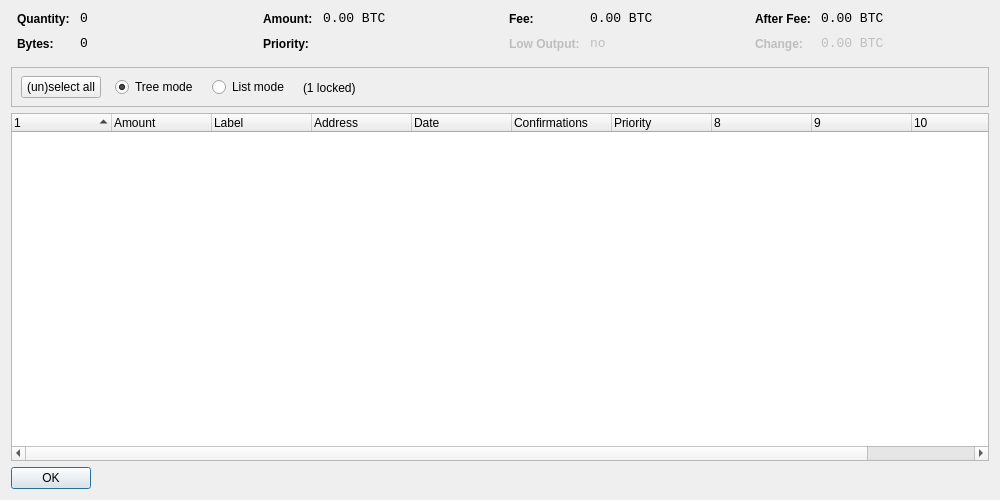
The-Cypherfunks/The-Cypherfunks, file src/qt/forms/coincontroldialog.ui: the form before one commit.
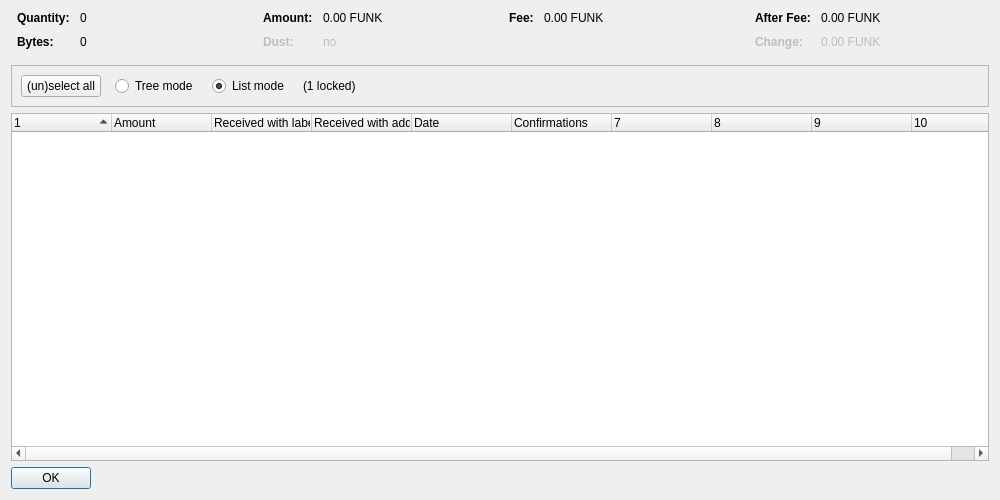
The form after the commit. Custom widgets are drawn as their Qt base class.

The edit to the form file:
```diff
--- a/src/qt/forms/coincontroldialog.ui
+++ b/src/qt/forms/coincontroldialog.ui
@@ -38,8 +38,11 @@
        </property>
        <item row="0" column="0">
         <widget class="QLabel" name="labelCoinControlQuantityText">
-         <property name="styleSheet">
-          <string notr="true">font-weight:bold;</string>
+         <property name="font">
+          <font>
+           <weight>75</weight>
+           <bold>true</bold>
+          </font>
          </property>
          <property name="text">
           <string>Quantity:</string>
@@ -48,12 +51,6 @@
        </item>
        <item row="0" column="1">
         <widget class="QLabel" name="labelCoinControlQuantity">
-         <property name="font">
-          <font>
-           <family>Monospace</family>
-           <pointsize>10</pointsize>
-          </font>
-         </property>
          <property name="cursor">
           <cursorShape>IBeamCursor</cursorShape>
          </property>
@@ -70,8 +67,11 @@
        </item>
        <item row="1" column="0">
         <widget class="QLabel" name="labelCoinControlBytesText">
-         <property name="styleSheet">
-          <string notr="true">font-weight:bold;</string>
+         <property name="font">
+          <font>
+           <weight>75</weight>
+           <bold>true</bold>
+          </font>
          </property>
          <property name="text">
           <string>Bytes:</string>
@@ -80,12 +80,6 @@
        </item>
        <item row="1" column="1">
         <widget class="QLabel" name="labelCoinControlBytes">
-         <property name="font">
-          <font>
-           <family>Monospace</family>
-           <pointsize>10</pointsize>
-          </font>
-         </property>
          <property name="cursor">
           <cursorShape>IBeamCursor</cursorShape>
          </property>
@@ -118,8 +112,11 @@
        </property>
        <item row="0" column="0">
         <widget class="QLabel" name="labelCoinControlAmountText">
-         <property name="styleSheet">
-          <string notr="true">font-weight:bold;</string>
+         <property name="font">
+          <font>
+           <weight>75</weight>
+           <bold>true</bold>
+          </font>
          </property>
          <property name="text">
           <string>Amount:</string>
@@ -128,12 +125,6 @@
        </item>
        <item row="0" column="1">
         <widget class="QLabel" name="labelCoinControlAmount">
-         <property name="font">
-          <font>
-           <family>Monospace</family>
-           <pointsize>10</pointsize>
-          </font>
-         </property>
          <property name="cursor">
           <cursorShape>IBeamCursor</cursorShape>
          </property>
@@ -141,7 +132,7 @@
           <enum>Qt::ActionsContextMenu</enum>
          </property>
          <property name="text">
-          <string notr="true">0.00 BTC</string>
+          <string notr="true">0.00 FUNK</string>
          </property>
          <property name="textInteractionFlags">
           <set>Qt::LinksAccessibleByMouse|Qt::TextSelectableByKeyboard|Qt::TextSelectableByMouse</set>
@@ -149,22 +140,25 @@
         </widget>
        </item>
        <item row="1" column="0">
-        <widget class="QLabel" name="labelCoinControlPriorityText">
-         <property name="styleSheet">
-          <string notr="true">font-weight:bold;</string>
+        <widget class="QLabel" name="labelCoinControlLowOutputText">
+         <property name="enabled">
+          <bool>false</bool>
+         </property>
+         <property name="font">
+          <font>
+           <weight>75</weight>
+           <bold>true</bold>
+          </font>
          </property>
          <property name="text">
-          <string>Priority:</string>
+          <string>Dust:</string>
          </property>
         </widget>
        </item>
        <item row="1" column="1">
-        <widget class="QLabel" name="labelCoinControlPriority">
-         <property name="font">
-          <font>
-           <family>Monospace</family>
-           <pointsize>10</pointsize>
-          </font>
+        <widget class="QLabel" name="labelCoinControlLowOutput">
+         <property name="enabled">
+          <bool>false</bool>
          </property>
          <property name="cursor">
           <cursorShape>IBeamCursor</cursorShape>
@@ -173,7 +167,7 @@
           <enum>Qt::ActionsContextMenu</enum>
          </property>
          <property name="text">
-          <string/>
+          <string notr="true">no</string>
          </property>
          <property name="textInteractionFlags">
           <set>Qt::LinksAccessibleByMouse|Qt::TextSelectableByKeyboard|Qt::TextSelectableByMouse</set>
@@ -198,8 +192,11 @@
        </property>
        <item row="0" column="0">
         <widget class="QLabel" name="labelCoinControlFeeText">
-         <property name="styleSheet">
-          <string notr="true">font-weight:bold;</string>
+         <property name="font">
+          <font>
+           <weight>75</weight>
+           <bold>true</bold>
+          </font>
          </property>
          <property name="text">
           <string>Fee:</string>
@@ -208,12 +205,6 @@
        </item>
        <item row="0" column="1">
         <widget class="QLabel" name="labelCoinControlFee">
-         <property name="font">
-          <font>
-           <family>Monospace</family>
-           <pointsize>10</pointsize>
-          </font>
-         </property>
          <property name="cursor">
           <cursorShape>IBeamCursor</cursorShape>
          </property>
@@ -221,45 +212,7 @@
           <enum>Qt::ActionsContextMenu</enum>
          </property>
          <property name="text">
-          <string notr="true">0.00 BTC</string>
-         </property>
-         <property name="textInteractionFlags">
-          <set>Qt::LinksAccessibleByMouse|Qt::TextSelectableByKeyboard|Qt::TextSelectableByMouse</set>
-         </property>
-        </widget>
-       </item>
-       <item row="1" column="0">
-        <widget class="QLabel" name="labelCoinControlLowOutputText">
-         <property name="enabled">
-          <bool>false</bool>
-         </property>
-         <property name="styleSheet">
-          <string notr="true">font-weight:bold;</string>
-         </property>
-         <property name="text">
-          <string>Low Output:</string>
-         </property>
-        </widget>
-       </item>
-       <item row="1" column="1">
-        <widget class="QLabel" name="labelCoinControlLowOutput">
-         <property name="enabled">
-          <bool>false</bool>
-         </property>
-         <property name="font">
-          <font>
-           <family>Monospace</family>
-           <pointsize>10</pointsize>
-          </font>
-         </property>
-         <property name="cursor">
-          <cursorShape>IBeamCursor</cursorShape>
-         </property>
-         <property name="contextMenuPolicy">
-          <enum>Qt::ActionsContextMenu</enum>
-         </property>
-         <property name="text">
-          <string>no</string>
+          <string notr="true">0.00 FUNK</string>
          </property>
          <property name="textInteractionFlags">
           <set>Qt::LinksAccessibleByMouse|Qt::TextSelectableByKeyboard|Qt::TextSelectableByMouse</set>
@@ -284,8 +237,11 @@
        </property>
        <item row="0" column="0">
         <widget class="QLabel" name="labelCoinControlAfterFeeText">
-         <property name="styleSheet">
-          <string notr="true">font-weight:bold;</string>
+         <property name="font">
+          <font>
+           <weight>75</weight>
+           <bold>true</bold>
+          </font>
          </property>
          <property name="text">
           <string>After Fee:</string>
@@ -294,12 +250,6 @@
        </item>
        <item row="0" column="1">
         <widget class="QLabel" name="labelCoinControlAfterFee">
-         <property name="font">
-          <font>
-           <family>Monospace</family>
-           <pointsize>10</pointsize>
-          </font>
-         </property>
          <property name="cursor">
           <cursorShape>IBeamCursor</cursorShape>
          </property>
@@ -307,7 +257,7 @@
           <enum>Qt::ActionsContextMenu</enum>
          </property>
          <property name="text">
-          <string notr="true">0.00 BTC</string>
+          <string notr="true">0.00 FUNK</string>
          </property>
          <property name="textInteractionFlags">
           <set>Qt::LinksAccessibleByMouse|Qt::TextSelectableByKeyboard|Qt::TextSelectableByMouse</set>
@@ -319,8 +269,11 @@
          <property name="enabled">
           <bool>false</bool>
          </property>
-         <property name="styleSheet">
-          <string notr="true">font-weight:bold;</string>
+         <property name="font">
+          <font>
+           <weight>75</weight>
+           <bold>true</bold>
+          </font>
          </property>
          <property name="text">
           <string>Change:</string>
@@ -332,12 +285,6 @@
          <property name="enabled">
           <bool>false</bool>
          </property>
-         <property name="font">
-          <font>
-           <family>Monospace</family>
-           <pointsize>10</pointsize>
-          </font>
-         </property>
          <property name="cursor">
           <cursorShape>IBeamCursor</cursorShape>
          </property>
@@ -345,7 +292,7 @@
           <enum>Qt::ActionsContextMenu</enum>
          </property>
          <property name="text">
-          <string notr="true">0.00 BTC</string>
+          <string notr="true">0.00 FUNK</string>
          </property>
          <property name="textInteractionFlags">
           <set>Qt::LinksAccessibleByMouse|Qt::TextSelectableByKeyboard|Qt::TextSelectableByMouse</set>
@@ -370,15 +317,8 @@
      <property name="frameShadow">
       <enum>QFrame::Sunken</enum>
      </property>
-     <widget class="QWidget" name="horizontalLayoutWidget">
-      <property name="geometry">
-       <rect>
-        <x>10</x>
-        <y>0</y>
-        <width>781</width>
-        <height>41</height>
-       </rect>
-      </property>
+     <layout class="QHBoxLayout" name="horizontalLayout">
+      <item>
       <layout class="QHBoxLayout" name="horizontalLayoutPanel" stretch="0,0,0,0,0">
        <property name="spacing">
         <number>14</number>
@@ -394,6 +334,9 @@
          <property name="text">
           <string>(un)select all</string>
          </property>
+          <property name="autoDefault">
+           <bool>false</bool>
+          </property>
         </widget>
        </item>
        <item>
@@ -407,9 +350,6 @@
          <property name="text">
           <string>Tree mode</string>
          </property>
-         <property name="checked">
-          <bool>true</bool>
-         </property>
         </widget>
        </item>
        <item>
@@ -423,6 +363,9 @@
          <property name="text">
           <string>List mode</string>
          </property>
+          <property name="checked">
+           <bool>true</bool>
+          </property>
         </widget>
        </item>
        <item>
@@ -446,7 +389,8 @@
         </spacer>
        </item>
       </layout>
-     </widget>
+      </item>
+     </layout>
     </widget>
    </item>
    <item>
@@ -458,7 +402,7 @@
       <bool>false</bool>
      </property>
      <property name="columnCount">
-      <number>11</number>
+      <number>10</number>
      </property>
      <attribute name="headerShowSortIndicator" stdset="0">
       <bool>true</bool>
@@ -478,12 +422,12 @@
      </column>
      <column>
       <property name="text">
-       <string notr="true">Label</string>
+       <string>Received with label</string>
       </property>
      </column>
      <column>
       <property name="text">
-       <string>Address</string>
+       <string>Received with address</string>
       </property>
      </column>
      <column>
@@ -499,11 +443,6 @@
        <string>Confirmed</string>
       </property>
      </column>
-     <column>
-      <property name="text">
-       <string>Priority</string>
-      </property>
-     </column>
      <column>
       <property name="text">
        <string/>
```
Left out of the diff: 4 changed lines with no effect on the pictures. Lines whose indentation alone changed are shown as unchanged.
